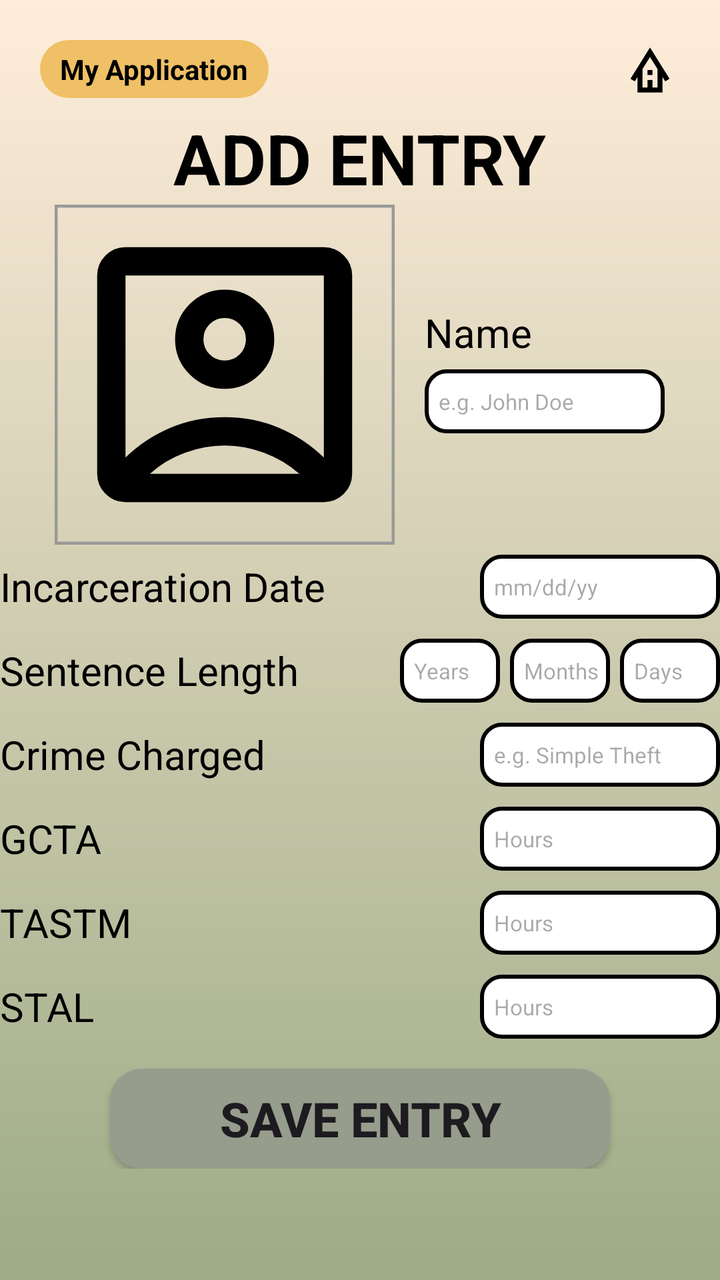
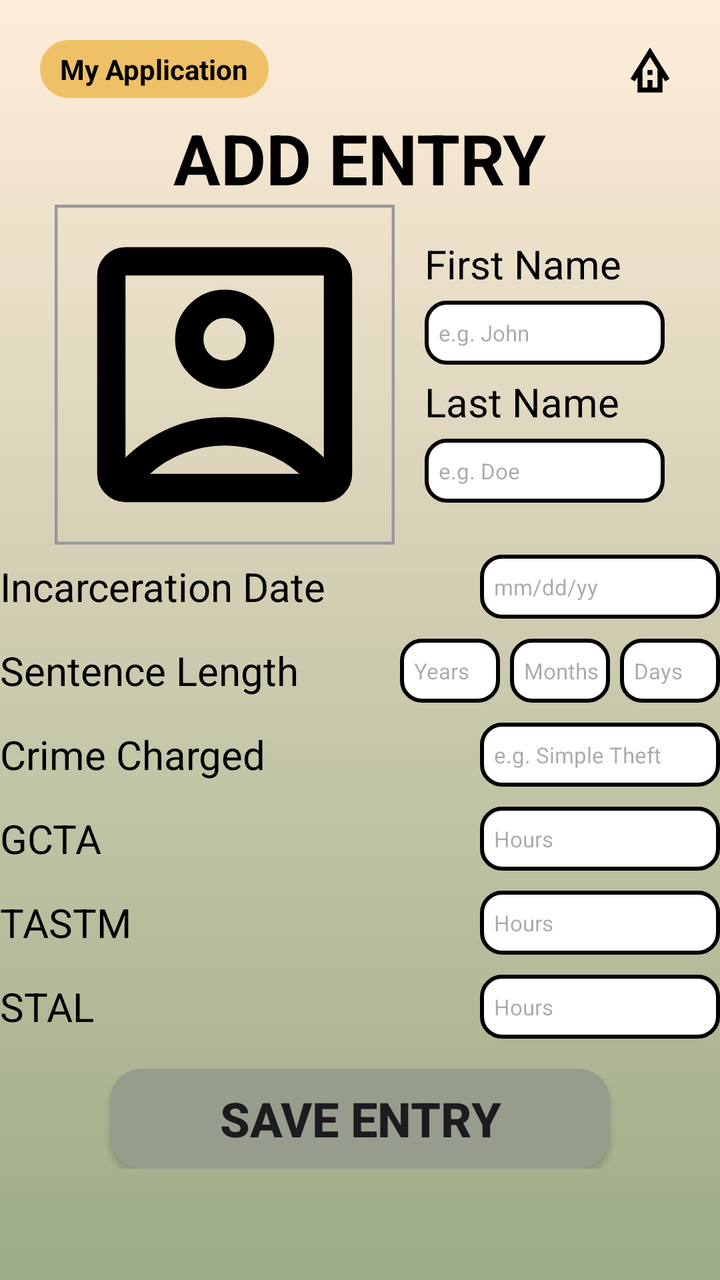

An Android layout rendered at two revisions. The XML below is the earlier revision; the diff shows what the commit changed to produce the second picture.
<!-- AndroidManifest.xml: application theme Theme.MyApplication -->
<!-- res/layout/activity_new_entry.xml -->
<?xml version="1.0" encoding="utf-8"?>
<androidx.constraintlayout.widget.ConstraintLayout xmlns:android="http://schemas.android.com/apk/res/android"
    xmlns:app="http://schemas.android.com/apk/res-auto"
    xmlns:tools="http://schemas.android.com/tools"
    android:id="@+id/main"
    android:layout_width="match_parent"
    android:layout_height="match_parent"
    tools:context=".newEntryActivity"
    android:background="@drawable/login_background">

    <LinearLayout
        android:layout_width="match_parent"
        android:layout_height="wrap_content"
        android:orientation="horizontal"
        app:layout_constraintEnd_toEndOf="parent"
        app:layout_constraintStart_toStartOf="parent"
        app:layout_constraintTop_toTopOf="parent">

        <TextView
            android:layout_width="wrap_content"
            android:layout_height="wrap_content"
            android:text="@string/app_name"
            android:layout_marginTop="20dp"
            android:layout_marginStart="20dp"
            android:textStyle="bold"
            android:textColor="@color/black"
            android:background="@drawable/login_title"
            android:paddingHorizontal="10dp"
            android:paddingVertical="5dp"/>

        <Space
            android:layout_width="0dp"
            android:layout_height="0dp"
            android:layout_weight="1"/>

        <ImageButton
            android:id="@+id/homeButtonNE"
            android:layout_width="30dp"
            android:layout_height="30dp"
            android:layout_marginTop="20dp"
            android:layout_marginEnd="20dp"
            android:background="@null"
            android:onClick="goHomeNE"
            android:src="@drawable/outline_bungalow_24" />
    </LinearLayout>

    <LinearLayout
        android:layout_width="360dp"
        android:layout_height="wrap_content"
        android:gravity="center"
        android:orientation="vertical"
        app:layout_constraintBottom_toBottomOf="parent"
        app:layout_constraintEnd_toEndOf="parent"
        app:layout_constraintStart_toStartOf="parent"
        app:layout_constraintTop_toTopOf="parent">

    <TextView
        android:layout_width="wrap_content"
        android:layout_height="wrap_content"
        android:textColor="@color/black"
        android:textStyle="bold"
        android:text="ADD ENTRY"
        android:textSize="35sp"
        />

        <LinearLayout
            android:layout_width="wrap_content"
            android:layout_height="wrap_content"
            android:gravity="center"
            android:orientation="horizontal"
            app:layout_constraintEnd_toEndOf="parent"
            app:layout_constraintStart_toStartOf="parent"
            app:layout_constraintTop_toTopOf="parent">

            <com.google.android.material.imageview.ShapeableImageView
                android:id="@+id/profileImage"
                android:layout_width="170dp"
                android:layout_height="170dp"
                android:clickable="true"
                android:focusable="true"
                android:contentDescription="Upload profile image"
                android:scaleType="centerCrop"
                android:src="@drawable/outline_account_box_24"
                app:strokeColor="#999999"
                app:strokeWidth="3dp" />

            <LinearLayout
                android:layout_width="wrap_content"
                android:layout_height="wrap_content"
                android:orientation="vertical"
                android:gravity="start"
                android:paddingStart="15dp"
                app:layout_constraintTop_toTopOf="parent"
                app:layout_constraintBottom_toBottomOf="parent">

                <TextView
                    android:layout_width="wrap_content"
                    android:layout_height="wrap_content"
                    android:text="Name"
                    android:textColor="@color/black"
                    android:textSize="20sp"/>
                <EditText
                    android:id="@+id/inputName"
                    android:layout_width="120dp"
                    android:layout_height="32dp"
                    android:background="@drawable/entertextbox"
                    android:layout_marginVertical="5dp"
                    android:paddingStart="7dp"
                    android:textSize="11sp"
                    android:hint="e.g. John Doe"
                    android:textColor="@color/black"/>


            </LinearLayout>

        </LinearLayout>

        <LinearLayout
            android:layout_width="match_parent"
            android:layout_height="wrap_content"
            android:gravity="center"
            app:layout_constraintTop_toTopOf="parent"
            app:layout_constraintBottom_toBottomOf="parent">

            <TextView
                android:layout_width="wrap_content"
                android:layout_height="wrap_content"
                android:text="Incarceration Date"
                android:textColor="@color/black"
                android:textSize="20sp"/>

            <Space
                android:layout_width="0dp"
                android:layout_height="0dp"
                android:layout_weight="1"/>

            <EditText
                android:id="@+id/inputDate"
                android:layout_width="120dp"
                android:layout_height="32dp"
                android:background="@drawable/entertextbox"
                android:layout_marginVertical="5dp"
                android:paddingStart="7dp"
                android:textSize="11sp"
                android:hint="mm/dd/yy"
                android:inputType="date"
                android:textColor="@color/black"/>

        </LinearLayout>

        <LinearLayout
            android:layout_width="match_parent"
            android:layout_height="wrap_content"
            android:gravity="center"
            app:layout_constraintTop_toTopOf="parent"
            app:layout_constraintBottom_toBottomOf="parent">

            <TextView
                android:layout_width="wrap_content"
                android:layout_height="wrap_content"
                android:text="Sentence Length"
                android:textColor="@color/black"
                android:textSize="20sp"/>

            <Space
                android:layout_width="0dp"
                android:layout_height="0dp"
                android:layout_weight="1"/>

            <EditText
                android:id="@+id/inputYears"
                android:layout_width="50dp"
                android:layout_height="32dp"
                android:background="@drawable/entertextbox"
                android:layout_marginVertical="5dp"
                android:paddingStart="7dp"
                android:textSize="11sp"
                android:hint="Years"
                android:inputType="number"
                android:textColor="@color/black"/>

            <EditText
                android:id="@+id/inputMonths"
                android:layout_width="50dp"
                android:layout_height="32dp"
                android:background="@drawable/entertextbox"
                android:layout_marginVertical="5dp"
                android:paddingStart="7dp"
                android:textSize="11sp"
                android:hint="Months"
                android:inputType="number"
                android:textColor="@color/black"
                android:layout_marginStart="5dp"/>

            <EditText
                android:id="@+id/inputDays"
                android:layout_width="50dp"
                android:layout_height="32dp"
                android:background="@drawable/entertextbox"
                android:layout_marginVertical="5dp"
                android:paddingStart="7dp"
                android:textSize="11sp"
                android:hint="Days"
                android:inputType="number"
                android:textColor="@color/black"
                android:layout_marginStart="5dp"/>

        </LinearLayout>

        <LinearLayout
            android:layout_width="match_parent"
            android:layout_height="wrap_content"
            android:gravity="center"
            app:layout_constraintTop_toTopOf="parent"
            app:layout_constraintBottom_toBottomOf="parent">

            <TextView
                android:layout_width="wrap_content"
                android:layout_height="wrap_content"
                android:text="Crime Charged"
                android:textColor="@color/black"
                android:textSize="20sp"/>

            <Space
                android:layout_width="0dp"
                android:layout_height="0dp"
                android:layout_weight="1"/>

            <EditText
                android:id="@+id/inputCrime"
                android:layout_width="120dp"
                android:layout_height="32dp"
                android:background="@drawable/entertextbox"
                android:layout_marginVertical="5dp"
                android:paddingStart="7dp"
                android:textSize="11sp"
                android:hint="e.g. Simple Theft"
                android:inputType="text"
                android:textColor="@color/black"/>

        </LinearLayout>

        <LinearLayout
            android:layout_width="match_parent"
            android:layout_height="wrap_content"
            android:gravity="center"
            app:layout_constraintTop_toTopOf="parent"
            app:layout_constraintBottom_toBottomOf="parent">

            <TextView
                android:layout_width="wrap_content"
                android:layout_height="wrap_content"
                android:text="GCTA"
                android:textColor="@color/black"
                android:textSize="20sp"/>

            <Space
                android:layout_width="0dp"
                android:layout_height="0dp"
                android:layout_weight="1"/>

            <EditText
                android:id="@+id/inputGCTA"
                android:layout_width="120dp"
                android:layout_height="32dp"
                android:background="@drawable/entertextbox"
                android:layout_marginVertical="5dp"
                android:paddingStart="7dp"
                android:textSize="11sp"
                android:hint="Hours"
                android:inputType="number"
                android:textColor="@color/black"/>

        </LinearLayout>

        <LinearLayout
            android:layout_width="match_parent"
            android:layout_height="wrap_content"
            android:gravity="center"
            app:layout_constraintTop_toTopOf="parent"
            app:layout_constraintBottom_toBottomOf="parent">

            <TextView
                android:layout_width="wrap_content"
                android:layout_height="wrap_content"
                android:text="TASTM"
                android:textColor="@color/black"
                android:textSize="20sp"/>

            <Space
                android:layout_width="0dp"
                android:layout_height="0dp"
                android:layout_weight="1"/>

            <EditText
                android:id="@+id/inputTASTM"
                android:layout_width="120dp"
                android:layout_height="32dp"
                android:background="@drawable/entertextbox"
                android:layout_marginVertical="5dp"
                android:paddingStart="7dp"
                android:textSize="11sp"
                android:hint="Hours"
                android:inputType="number"
                android:textColor="@color/black"/>

        </LinearLayout>

        <LinearLayout
            android:layout_width="match_parent"
            android:layout_height="wrap_content"
            android:gravity="center"
            app:layout_constraintTop_toTopOf="parent"
            app:layout_constraintBottom_toBottomOf="parent">

            <TextView
                android:layout_width="wrap_content"
                android:layout_height="wrap_content"
                android:text="STAL"
                android:textColor="@color/black"
                android:textSize="20sp"/>

            <Space
                android:layout_width="0dp"
                android:layout_height="0dp"
                android:layout_weight="1"/>

            
            <EditText
                android:id="@+id/inputSTAL"
                android:layout_width="120dp"
                android:layout_height="32dp"
                android:background="@drawable/entertextbox"
                android:layout_marginVertical="5dp"
                android:paddingStart="7dp"
                android:textSize="11sp"
                android:hint="Hours"
                android:inputType="number"
                android:textColor="@color/black"/>

        </LinearLayout>

        <androidx.appcompat.widget.AppCompatButton
            android:id="@+id/saveEntryButton"
            android:layout_marginTop="10dp"
            android:layout_width="250dp"
            android:layout_height="50dp"
            android:background="@drawable/credentials_background"
            android:textStyle="bold"
            android:textSize="24sp"
            android:text="SAVE ENTRY"/>

    </LinearLayout>

</androidx.constraintlayout.widget.ConstraintLayout>
<!-- resources referenced by this layout -->
<resources>
  <color name="black">#FF000000</color>
  <!-- drawable credentials_background (drawable) -->
  <?xml version="1.0" encoding="utf-8"?>
  <shape xmlns:android="http://schemas.android.com/apk/res/android"
      android:shape="rectangle">
  
      <solid android:color="#979d8d
  "/>
  
      <corners android:radius="16dp"/>
  </shape>
  <!-- drawable entertextbox (drawable) -->
  <?xml version="1.0" encoding="utf-8"?>
  <shape xmlns:android="http://schemas.android.com/apk/res/android" android:shape="rectangle">
      <solid android:color="#FFFFFF"/>
      <stroke android:width="2dp" android:color="@color/black"/>
      <corners android:radius="10dp"/>
  
  </shape>
  <!-- drawable login_background (drawable) -->
  <?xml version="1.0" encoding="utf-8"?>
  <shape xmlns:android="http://schemas.android.com/apk/res/android">
  
      <gradient android:type="linear" android:angle="100"
          android:startColor="#FFEDDA" android:endColor="#9dab86"/>
  </shape>
  <!-- drawable login_title (drawable) -->
  <?xml version="1.0" encoding="utf-8"?>
  <shape xmlns:android="http://schemas.android.com/apk/res/android"
      android:shape="rectangle">
  
      <solid android:color="#efc065"/>
  
      <corners android:radius="16dp"/>
  </shape>
  <!-- drawable outline_account_box_24 (drawable) -->
  <vector xmlns:android="http://schemas.android.com/apk/res/android" android:height="100dp" android:tint="#000000" android:viewportHeight="960" android:viewportWidth="960" android:width="100dp">
        
      <path android:fillColor="@android:color/white" android:pathData="M200,714Q254,661 325.5,630.5Q397,600 480,600Q563,600 634.5,630.5Q706,661 760,714L760,200Q760,200 760,200Q760,200 760,200L200,200Q200,200 200,200Q200,200 200,200L200,714ZM579,479Q620,438 620,380Q620,322 579,281Q538,240 480,240Q422,240 381,281Q340,322 340,380Q340,438 381,479Q422,520 480,520Q538,520 579,479ZM200,840Q167,840 143.5,816.5Q120,793 120,760L120,200Q120,167 143.5,143.5Q167,120 200,120L760,120Q793,120 816.5,143.5Q840,167 840,200L840,760Q840,793 816.5,816.5Q793,840 760,840L200,840ZM269,760L691,760Q691,760 691,760Q691,760 691,760Q647,721 591.5,700.5Q536,680 480,680Q424,680 367.5,700.5Q311,721 269,760Q269,760 269,760Q269,760 269,760ZM437.5,422.5Q420,405 420,380Q420,355 437.5,337.5Q455,320 480,320Q505,320 522.5,337.5Q540,355 540,380Q540,405 522.5,422.5Q505,440 480,440Q455,440 437.5,422.5ZM480,457L480,457Q480,457 480,457Q480,457 480,457L480,457Q480,457 480,457Q480,457 480,457L480,457Q480,457 480,457Q480,457 480,457Q480,457 480,457Q480,457 480,457Z"/>
      
  </vector>
  <!-- drawable outline_bungalow_24 (drawable) -->
  <vector xmlns:android="http://schemas.android.com/apk/res/android" android:height="30dp" android:tint="#000000" android:viewportHeight="960" android:viewportWidth="960" android:width="30dp">
        
      <path android:fillColor="@android:color/white" android:pathData="M280,840L280,592L236,662L168,620L480,120L792,620L724,662L680,592L680,840L280,840ZM360,760L440,760L440,640L520,640L520,760L600,760L600,464L480,272L360,464L360,760ZM440,560L440,480L520,480L520,560L440,560ZM360,760L440,760L440,760L520,760L520,760L600,760L600,760L480,760L360,760Z"/>
      
  </vector>
  <string name="app_name">My Application</string>
  <style name="Theme.MyApplication" parent="Base.Theme.MyApplication" />
  <style name="Base.Theme.MyApplication" parent="Theme.Material3.DayNight.NoActionBar">
          
          
      </style>
</resources>

<!-- the commit's change to res/layout/activity_new_entry.xml (unified diff, before → after) -->
@@ -96,18 +96,35 @@
                 <TextView
                     android:layout_width="wrap_content"
                     android:layout_height="wrap_content"
-                    android:text="Name"
+                    android:text="First Name"
                     android:textColor="@color/black"
                     android:textSize="20sp"/>
                 <EditText
-                    android:id="@+id/inputName"
+                    android:id="@+id/inputFirstName"
                     android:layout_width="120dp"
                     android:layout_height="32dp"
                     android:background="@drawable/entertextbox"
                     android:layout_marginVertical="5dp"
                     android:paddingStart="7dp"
                     android:textSize="11sp"
-                    android:hint="e.g. John Doe"
+                    android:hint="e.g. John"
+                    android:textColor="@color/black"/>
+
+                <TextView
+                    android:layout_width="wrap_content"
+                    android:layout_height="wrap_content"
+                    android:text="Last Name"
+                    android:textColor="@color/black"
+                    android:textSize="20sp"/>
+                <EditText
+                    android:id="@+id/inputLastName"
+                    android:layout_width="120dp"
+                    android:layout_height="32dp"
+                    android:background="@drawable/entertextbox"
+                    android:layout_marginVertical="5dp"
+                    android:paddingStart="7dp"
+                    android:textSize="11sp"
+                    android:hint="e.g. Doe"
                     android:textColor="@color/black"/>
 
 
